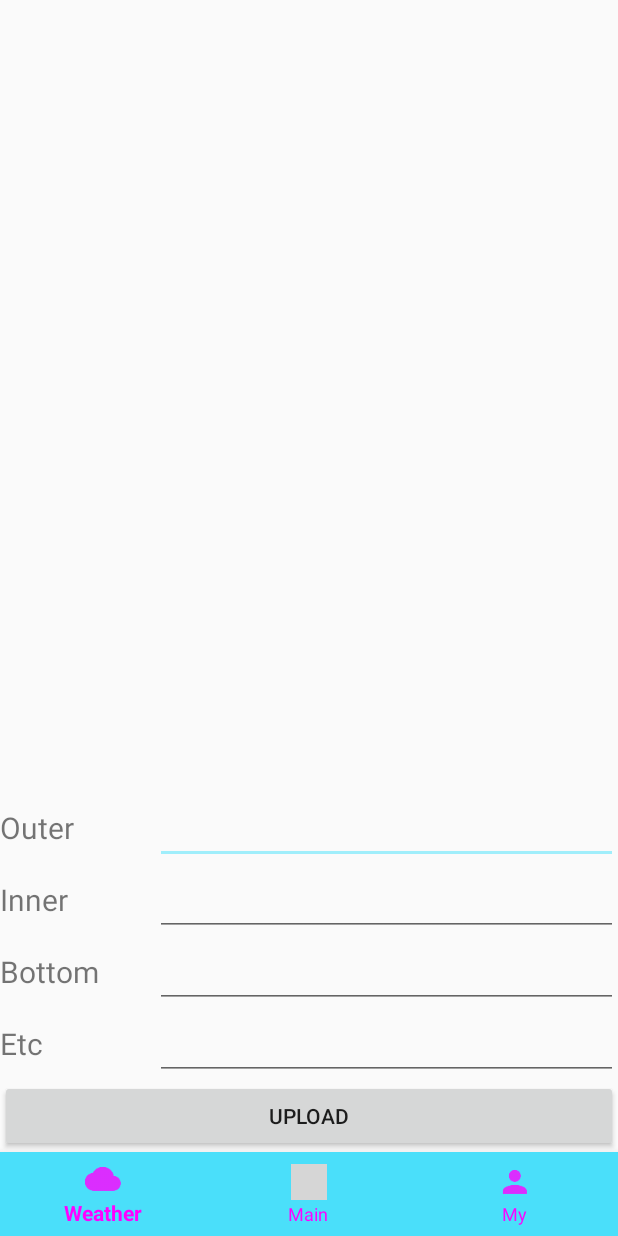
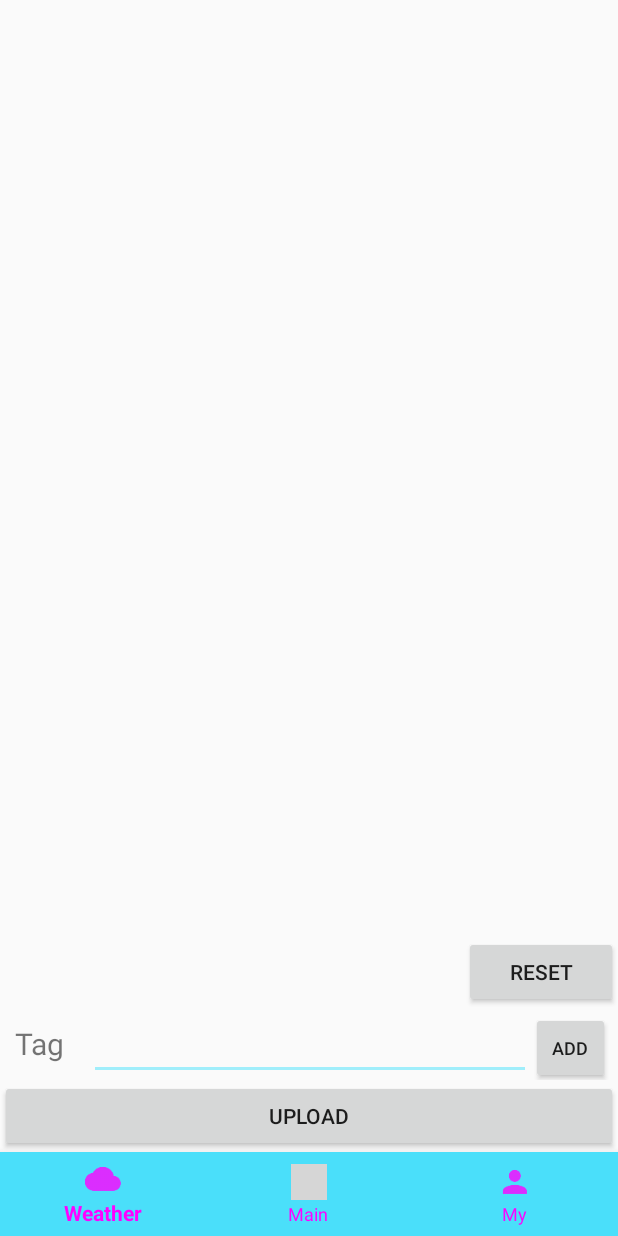
Before and after one commit to csy9608/Android_Project, an Android app: the UploadActivity screen opened directly, with no data from a screen before it, on a phone screen of 412 x 824 dp. Run offline under Robolectric (Android 15) with nearby library versions, the light colour scheme and no system bars; our stand-ins replace Volley; network calls fail; grey boxes are pictures that could not be loaded.

Commit message:
20171216_1

```diff
--- a/project_demo/app/src/main/java/com/example/csy/project_demo/UploadActivity.java
+++ b/project_demo/app/src/main/java/com/example/csy/project_demo/UploadActivity.java
@@ -16,6 +16,8 @@ import android.view.View;
 import android.widget.Button;
 import android.widget.EditText;
 import android.widget.ImageView;
+import android.widget.TextView;
+import android.widget.Toast;
 
 import com.android.volley.RequestQueue;
 import com.android.volley.Response;
@@ -38,25 +40,45 @@ public class UploadActivity extends AppCompatActivity {
 
     final private int IMG_REQUEST = 1;
     private ImageView upload_iv;
-    private EditText upload_outer_et;
-    private EditText upload_inner_et;
-    private EditText upload_bottom_et;
-    private EditText upload_etc_et;
     private Button upload_btn_upload;
     private Bitmap bitmap;
     private BottomNavigationView bottomNavigationItemView;
+    private Button upload_btn_add_tag;
+    private Button upload_btn_reset_tag;
+    private TextView upload_tv_tags;
+    private EditText upload_et_tag;
 
     @Override
     protected void onCreate(@Nullable Bundle savedInstanceState) {
         super.onCreate(savedInstanceState);
         setContentView(R.layout.activity_upload);
 
-        upload_etc_et = (EditText)findViewById(R.id.upload_etc_et);
-        upload_bottom_et = (EditText)findViewById(R.id.upload_bottom_et);
-        upload_inner_et = (EditText)findViewById(R.id.upload_inner_et);
-        upload_outer_et = (EditText)findViewById(R.id.upload_outer_et);
         upload_iv = (ImageView) findViewById(R.id.upload_iv);
         upload_btn_upload = (Button) findViewById(R.id.upload_btn_upload);
+        upload_btn_add_tag = (Button) findViewById(R.id.upload_btn_add_tag);
+        upload_btn_reset_tag = (Button) findViewById(R.id.upload_btn_reset_tag);
+        upload_tv_tags = (TextView) findViewById(R.id.upload_tv_tags);
+        upload_et_tag = (EditText) findViewById(R.id.upload_et_tag);
+
+        upload_btn_add_tag.setOnClickListener(new View.OnClickListener() {
+            @Override
+            public void onClick(View v) {
+                if(upload_et_tag.getText().toString().equals("")){
+                    Toast.makeText(getApplicationContext(),"내용을 입력해주세요 !",Toast.LENGTH_LONG).show();
+                }
+                else{
+                    upload_tv_tags.setText(upload_tv_tags.getText().toString()+ " #" + upload_et_tag.getText());
+                    upload_et_tag.setText("");
+                }
+            }
+        });
+
+        upload_btn_reset_tag.setOnClickListener(new View.OnClickListener() {
+            @Override
+            public void onClick(View v) {
+                upload_tv_tags.setText("");
+            }
+        });
 
         bottomNavigationItemView = (BottomNavigationView) findViewById(R.id.upload_btm_nav);
         bottomNavigationItemView.setOnNavigationItemSelectedListener(new BottomNavigationView.OnNavigationItemSelectedListener() {
@@ -87,7 +109,7 @@ public class UploadActivity extends AppCompatActivity {
         upload_btn_upload.setOnClickListener(new View.OnClickListener() {
             @Override
             public void onClick(View v) {
-                String tags = upload_outer_et.getText().toString() + upload_inner_et.getText().toString() + upload_bottom_et.getText().toString() + upload_etc_et.getText().toString();
+                String tags = upload_tv_tags.toString();
 
                 Response.Listener<String> listener  = new Response.Listener<String>() {
                     @Override
--- a/project_demo/app/src/main/res/layout/activity_detail.xml
+++ b/project_demo/app/src/main/res/layout/activity_detail.xml
@@ -71,7 +71,7 @@
             android:layout_height="wrap_content"
             android:layout_weight="1"
             android:text="Modify"
-            android:visibility="visible" />
+            android:visibility="invisible" />
 
         <Button
             android:id="@+id/detail_delete_btn"
--- a/project_demo/app/src/main/res/layout/activity_upload.xml
+++ b/project_demo/app/src/main/res/layout/activity_upload.xml
@@ -12,24 +12,25 @@
             android:clickable="true"
             android:layout_weight="1"/>
 
+
     <LinearLayout
         android:layout_width="match_parent"
-            android:layout_height="wrap_content"
-            android:orientation="horizontal">
+        android:layout_height="wrap_content">
 
         <TextView
             android:layout_width="match_parent"
-                android:layout_height="wrap_content"
-                android:text="Outer"
-                android:layout_weight="3"
-                android:textSize="20dp" />
+            android:layout_height="match_parent"
+            android:layout_weight="1"
+            android:textSize="20dp"
+            android:layout_marginLeft="10dp"
+            android:id="@+id/upload_tv_tags"/>
 
-            <EditText
-                android:id="@+id/upload_outer_et"
+        <Button
             android:layout_width="match_parent"
             android:layout_height="wrap_content"
-                android:layout_weight="1"
-                android:textSize="20dp" />
+            android:layout_weight="3"
+            android:text="RESET"
+            android:id="@+id/upload_btn_reset_tag"/>
 
     </LinearLayout>
 
@@ -41,60 +42,29 @@
             <TextView
                 android:layout_width="match_parent"
                 android:layout_height="wrap_content"
+                android:layout_marginLeft="10dp"
+                android:text="Tag"
                 android:layout_weight="3"
-                android:text="Inner"
                 android:textSize="20dp" />
 
+
             <EditText
-                android:id="@+id/upload_inner_et"
+                android:id="@+id/upload_et_tag"
                 android:layout_width="match_parent"
                 android:layout_height="wrap_content"
                 android:layout_weight="1"
                 android:textSize="20dp" />
 
+            <Button
+                android:layout_width="match_parent"
+                android:layout_height="wrap_content"
+                android:text="Add"
+                android:layout_weight="3"
+                android:id="@+id/upload_btn_add_tag"
+                android:textSize="12dp"
+                android:layout_marginRight="5dp"/>
         </LinearLayout>
 
-        <LinearLayout
-            android:layout_width="match_parent"
-            android:layout_height="wrap_content"
-            android:orientation="horizontal">
-
-            <TextView
-                android:layout_width="match_parent"
-                android:layout_height="wrap_content"
-                android:text="Bottom"
-                android:layout_weight="3"
-                android:textSize="20dp" />
-
-            <EditText
-                android:layout_width="match_parent"
-                android:layout_height="wrap_content"
-                android:id="@+id/upload_bottom_et"
-                android:layout_weight="1"
-                android:textSize="20dp"/>
-
-        </LinearLayout>
-
-        <LinearLayout
-            android:layout_width="match_parent"
-            android:layout_height="wrap_content"
-            android:orientation="horizontal">
-
-            <TextView
-                android:layout_width="match_parent"
-                android:layout_height="wrap_content"
-                android:text="Etc"
-                android:layout_weight="3"
-                android:textSize="20dp" />
-
-            <EditText
-                android:layout_width="match_parent"
-                android:layout_height="wrap_content"
-                android:id="@+id/upload_etc_et"
-                android:layout_weight="1"
-                android:textSize="20dp"/>
-
-        </LinearLayout>
 
         <Button
             android:id="@+id/upload_btn_upload"
```
Also changed, not shown: project_demo/app/src/main/java/com/example/csy/project_demo/DetailActivity.java (+18 -11 lines), project_demo/app/src/main/java/com/example/csy/project_demo/ModifyBoardActivity.java (+52 -37 lines), project_demo/app/src/main/res/layout/activity_modify_board.xml (+28 -58 lines). Lines whose indentation alone changed are shown as unchanged.
